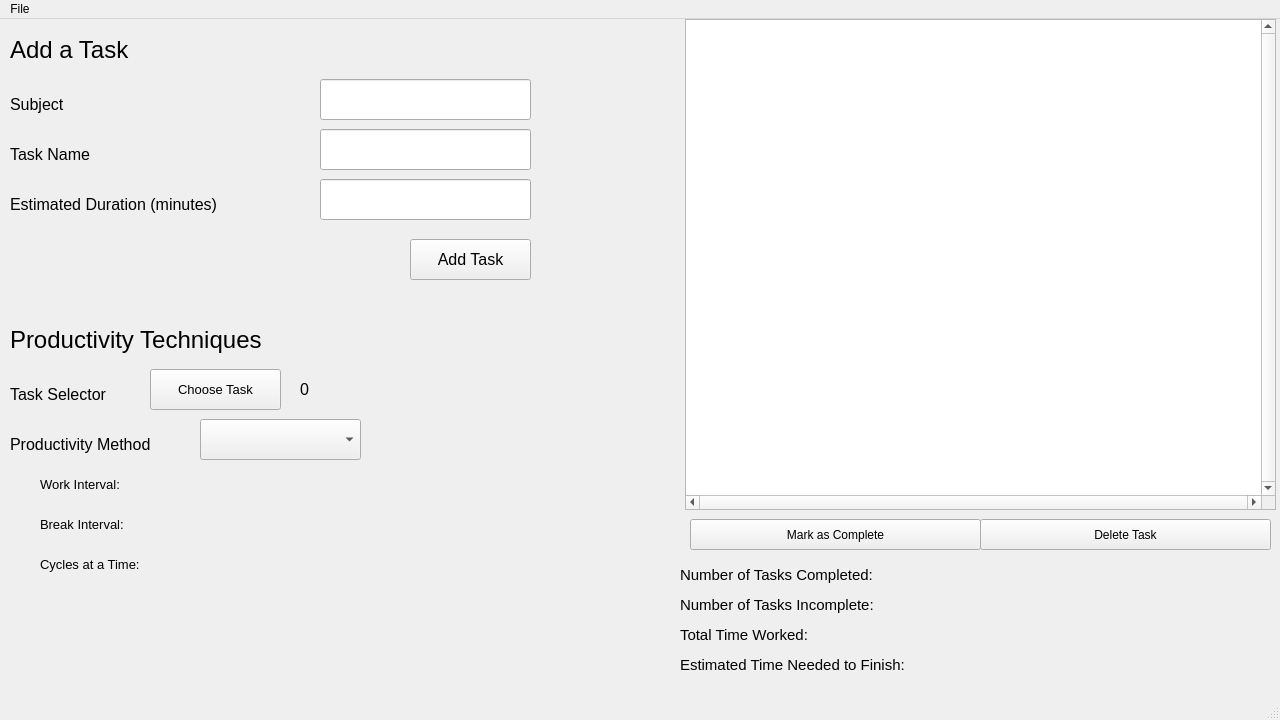
The window that mainwindow.ui (projectavi/ToDoPlus) describes before a commit, drawn with Qt 5.
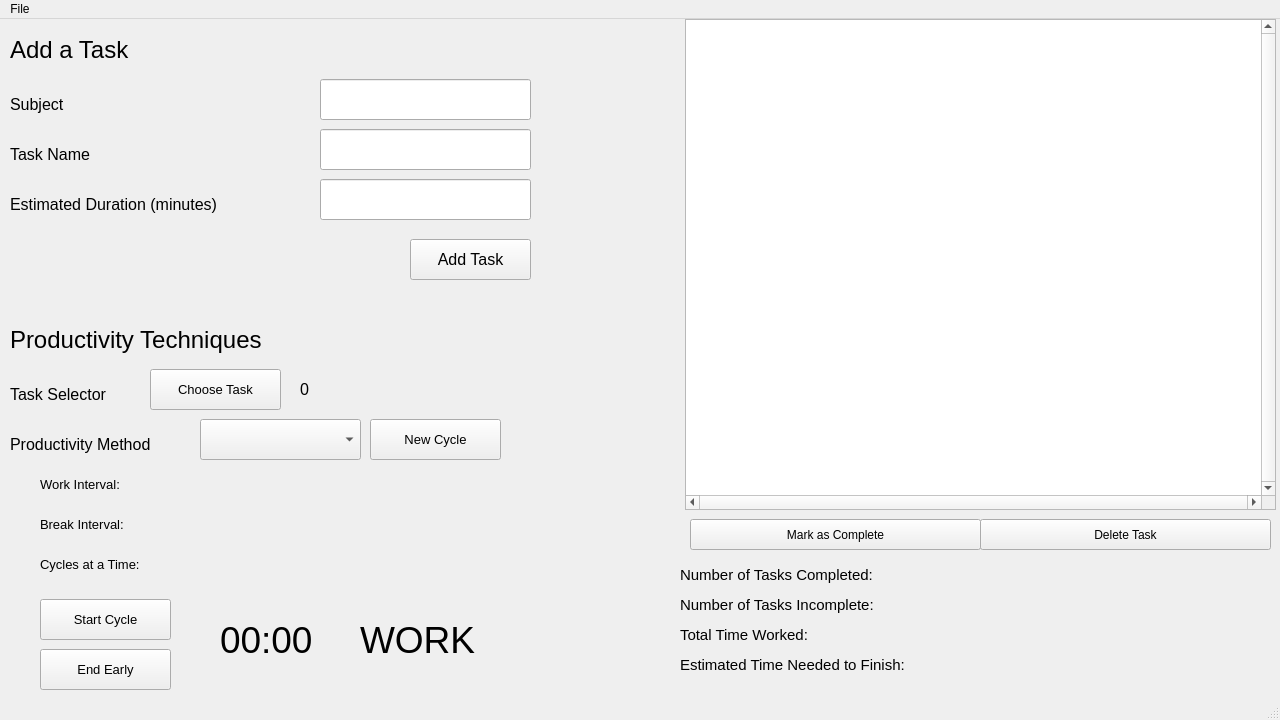
The same window after the commit.

```diff
--- a/mainwindow.ui
+++ b/mainwindow.ui
@@ -423,6 +423,96 @@
      <string>Estimated Time Needed to Finish:</string>
     </property>
    </widget>
+   <widget class="QPushButton" name="timerButton">
+    <property name="geometry">
+     <rect>
+      <x>40</x>
+      <y>580</y>
+      <width>131</width>
+      <height>41</height>
+     </rect>
+    </property>
+    <property name="font">
+     <font>
+      <pointsize>10</pointsize>
+     </font>
+    </property>
+    <property name="text">
+     <string>Start Cycle</string>
+    </property>
+   </widget>
+   <widget class="QLabel" name="statusLabel">
+    <property name="geometry">
+     <rect>
+      <x>360</x>
+      <y>600</y>
+      <width>281</width>
+      <height>41</height>
+     </rect>
+    </property>
+    <property name="font">
+     <font>
+      <pointsize>28</pointsize>
+     </font>
+    </property>
+    <property name="text">
+     <string>WORK</string>
+    </property>
+   </widget>
+   <widget class="QLabel" name="timerLabel">
+    <property name="geometry">
+     <rect>
+      <x>220</x>
+      <y>600</y>
+      <width>181</width>
+      <height>41</height>
+     </rect>
+    </property>
+    <property name="font">
+     <font>
+      <pointsize>28</pointsize>
+     </font>
+    </property>
+    <property name="text">
+     <string>00:00</string>
+    </property>
+   </widget>
+   <widget class="QPushButton" name="endButton">
+    <property name="geometry">
+     <rect>
+      <x>40</x>
+      <y>630</y>
+      <width>131</width>
+      <height>41</height>
+     </rect>
+    </property>
+    <property name="font">
+     <font>
+      <pointsize>10</pointsize>
+     </font>
+    </property>
+    <property name="text">
+     <string>End Early</string>
+    </property>
+   </widget>
+   <widget class="QPushButton" name="resetButton">
+    <property name="geometry">
+     <rect>
+      <x>370</x>
+      <y>400</y>
+      <width>131</width>
+      <height>41</height>
+     </rect>
+    </property>
+    <property name="font">
+     <font>
+      <pointsize>10</pointsize>
+     </font>
+    </property>
+    <property name="text">
+     <string>New Cycle</string>
+    </property>
+   </widget>
   </widget>
   <widget class="QMenuBar" name="menubar">
    <property name="geometry">
```
